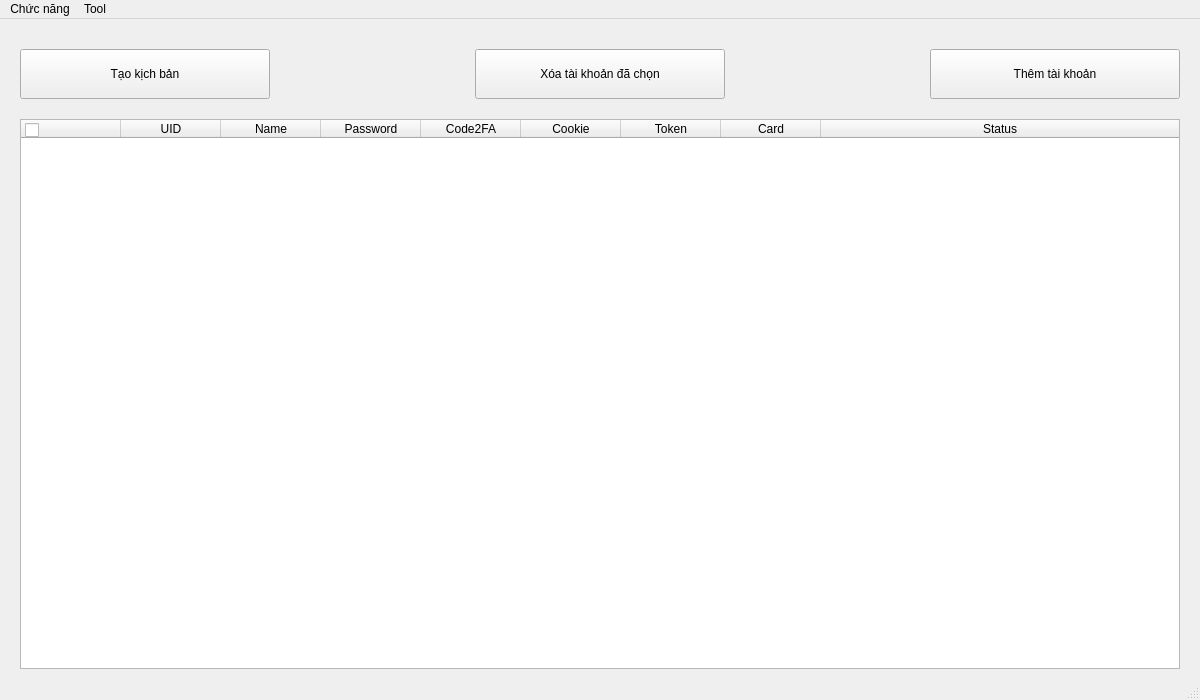
Old version of the form FE/MainWindow/mainWindow_UI.ui in the repository Taingovan97/facebook_ads.
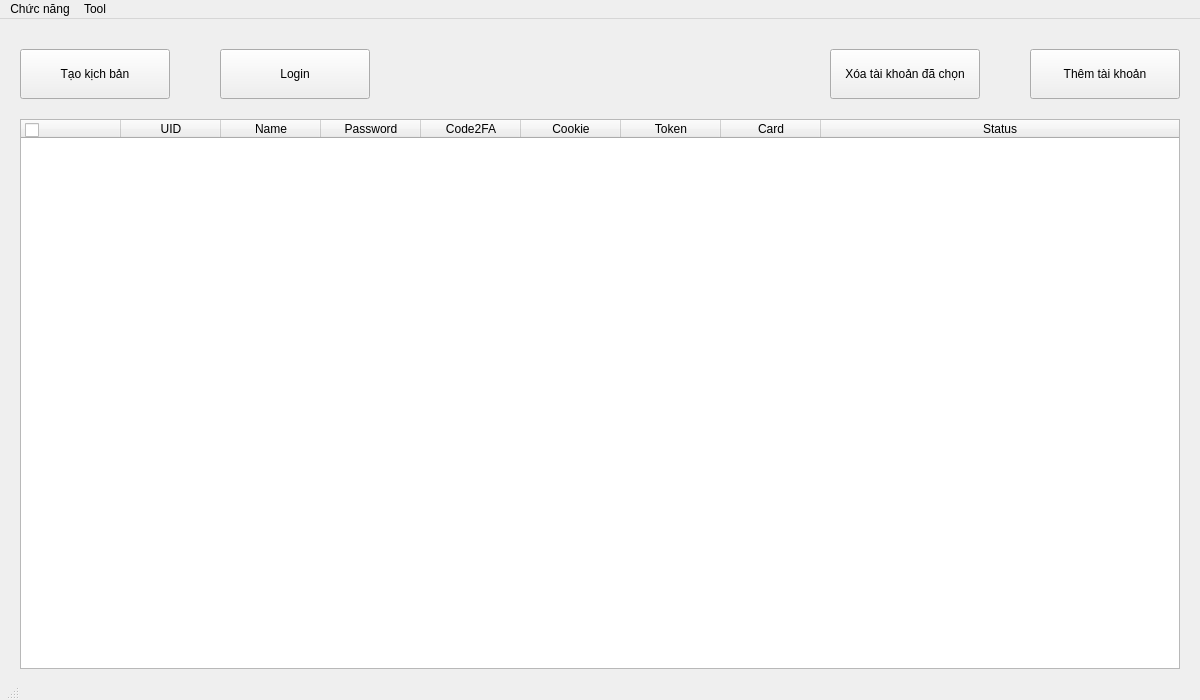
New version of the form.

```diff
--- a/FE/MainWindow/mainWindow_UI.ui
+++ b/FE/MainWindow/mainWindow_UI.ui
@@ -13,6 +13,24 @@
     <height>700</height>
    </rect>
   </property>
+  <property name="sizePolicy">
+   <sizepolicy hsizetype="Fixed" vsizetype="Fixed">
+    <horstretch>0</horstretch>
+    <verstretch>0</verstretch>
+   </sizepolicy>
+  </property>
+  <property name="minimumSize">
+   <size>
+    <width>1200</width>
+    <height>700</height>
+   </size>
+  </property>
+  <property name="maximumSize">
+   <size>
+    <width>1200</width>
+    <height>700</height>
+   </size>
+  </property>
   <property name="windowTitle">
    <string>Tool Fb Ads</string>
   </property>
@@ -152,7 +170,7 @@
      <rect>
       <x>20</x>
       <y>30</y>
-      <width>250</width>
+      <width>150</width>
       <height>50</height>
      </rect>
     </property>
@@ -163,9 +181,9 @@
    <widget class="QPushButton" name="buttonAddAccount">
     <property name="geometry">
      <rect>
-      <x>930</x>
+      <x>1030</x>
       <y>30</y>
-      <width>250</width>
+      <width>150</width>
       <height>50</height>
      </rect>
     </property>
@@ -195,9 +213,9 @@
    <widget class="QPushButton" name="buttonDeleteAccount">
     <property name="geometry">
      <rect>
-      <x>475</x>
+      <x>830</x>
       <y>30</y>
-      <width>250</width>
+      <width>150</width>
       <height>50</height>
      </rect>
     </property>
@@ -205,6 +223,19 @@
      <string>Xóa tài khoản đã chọn</string>
     </property>
    </widget>
+   <widget class="QPushButton" name="buttonLogin">
+    <property name="geometry">
+     <rect>
+      <x>220</x>
+      <y>30</y>
+      <width>150</width>
+      <height>50</height>
+     </rect>
+    </property>
+    <property name="text">
+     <string>Login</string>
+    </property>
+   </widget>
   </widget>
   <widget class="QMenuBar" name="menubar">
    <property name="geometry">
@@ -230,7 +261,20 @@
    <addaction name="menuFunction"/>
    <addaction name="menuTool"/>
   </widget>
-  <widget class="QStatusBar" name="statusbar"/>
+  <widget class="QStatusBar" name="statusbar">
+   <property name="sizePolicy">
+    <sizepolicy hsizetype="Fixed" vsizetype="Fixed">
+     <horstretch>0</horstretch>
+     <verstretch>0</verstretch>
+    </sizepolicy>
+   </property>
+   <property name="maximumSize">
+    <size>
+     <width>16777215</width>
+     <height>20</height>
+    </size>
+   </property>
+  </widget>
   <action name="actionAddBanking">
    <property name="text">
     <string>Add Banking</string>
```
Left out of the diff: 15 changed lines with no effect on the pictures.
